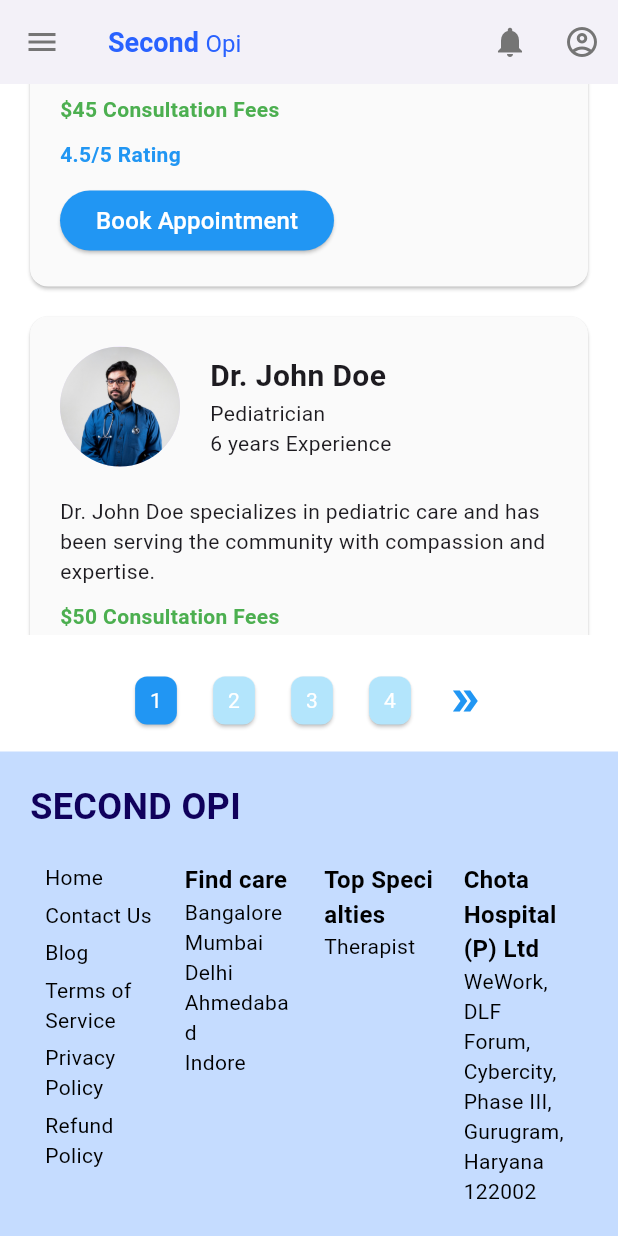
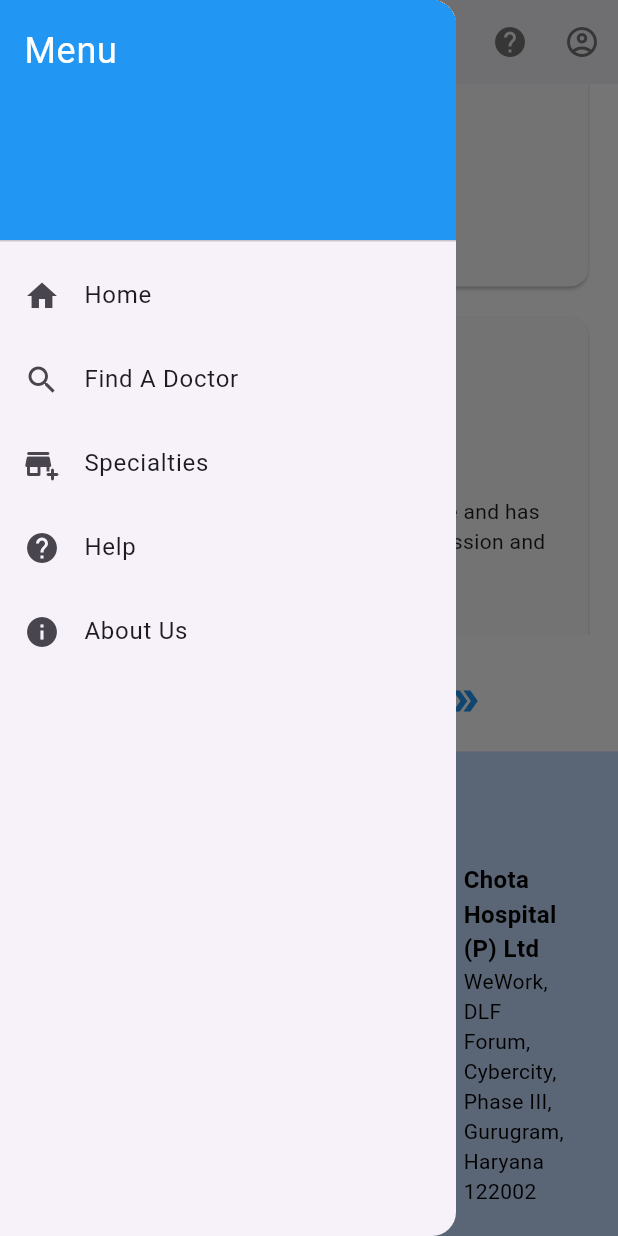
Before and after one commit to ramah666/Flutter-Project, a Flutter app: the screen it shows after launch, scrolled down 321 dp, after a tap on the "menu" icon, after a tap on the "notifications" icon, on a phone screen of 412 x 824 dp. Run offline on Flutter 3.47's test engine with Material 3 defaults, Android fonts, the light colour scheme and no system bars; our stand-ins replace flutter_svg; Roboto replaces fonts that are missing (Aclonica).

Commit message:
Added about Us page and Help Page

```diff
--- a/lib/main.dart
+++ b/lib/main.dart
@@ -2,25 +2,21 @@ import 'package:flutter/material.dart';
 import 'package:flutter_svg/flutter_svg.dart';
 import 'package:secondopi/pages/find_doctor.dart';
 import 'package:secondopi/pages/Specialties.dart';
+import 'package:secondopi/pages/about_us.dart';
+import 'package:secondopi/pages/help.dart'; // Ensure this path is correct
+import 'package:secondopi/pages/specialties.dart';
 
-
-
-void main() {
-  runApp(MyApp());
+void main(){
+  runApp(const MyApp());
 }
-
 class MyApp extends StatelessWidget {
   const MyApp({super.key});
 
-  // This widget is the root of your application.
   @override
   Widget build(BuildContext context) {
     return const MaterialApp(
-      debugShowCheckedModeBanner: false, //To Disable Debug
-
-      home: FindDoctor(),
-
+      debugShowCheckedModeBanner: false, // To Disable Debug Banner
+      home: FindDoctor(), // Set HelpPage as the home widget
     );
-
   }
 }
--- a/lib/pages/Specialties.dart
+++ b/lib/pages/Specialties.dart
@@ -4,9 +4,6 @@ import 'package:secondopi/pages/SpecialtiesImages.dart';
 import 'package:secondopi/pages/footer.dart';
 import 'package:secondopi/pages/find_doctor.dart';
 
-void main() {
-  runApp(Specialties());
-}
 
 class Specialties extends StatelessWidget {
   const Specialties({super.key});
--- a/lib/pages/find_doctor.dart
+++ b/lib/pages/find_doctor.dart
@@ -1,13 +1,14 @@
 import 'package:flutter/material.dart';
 import 'package:secondopi/pages/footer.dart';
 import 'package:secondopi/pages/Specialties.dart';
-void main() {
-  runApp(FindDoctor());
-}
+import 'package:secondopi/pages/about_us.dart';
+import 'package:secondopi/pages/upper_bar.dart';
+import 'package:secondopi/pages/help.dart';
+import 'package:secondopi/pages/HomePage.dart';
+
 
 class FindDoctor extends StatelessWidget {
-  const FindDoctor({Key? key}) : super(key: key);
-
+      const FindDoctor({ super.key});
   @override
   Widget build(BuildContext context) {
     return MaterialApp(
@@ -45,7 +46,7 @@ class _MyHomePageState extends State<MyHomePage> {
   @override
   Widget build(BuildContext context) {
     return Scaffold(
-      appBar: buildAppBar(),
+      appBar: UpperBar(),
       drawer: buildDrawer(context),
       backgroundColor: Colors.white,
       body: SingleChildScrollView(
@@ -80,50 +81,7 @@ class _MyHomePageState extends State<MyHomePage> {
     );
   }
 
-  AppBar buildAppBar() {
-    return AppBar(
-      backgroundColor: Colors.white,
-      leading: Builder(
-        builder: (context) => IconButton(
-          icon: Icon(Icons.menu, color: Colors.grey[600]),
-          onPressed: () => Scaffold.of(context).openDrawer(),
-        ),
-      ),
-      title: RichText(
-        text: TextSpan(
-          style: TextStyle(
-            color: Colors.blueAccent[700],
-            fontSize: 18,
-          ),
-          children: [
-            TextSpan(
-              text: 'Second ',
-              style: TextStyle(
-                fontWeight: FontWeight.bold,
-              ),
-            ),
-            TextSpan(
-              text: 'Opi',
-              style: TextStyle(
-                fontSize: 16,
-              ),
-            ),
-          ],
-        ),
-      ),
-      centerTitle: false,
-      actions: [
-        IconButton(
-          icon: Icon(Icons.notifications, color: Colors.grey[600]),
-          onPressed: () {},
-        ),
-        IconButton(
-          icon: Icon(Icons.account_circle_outlined, color: Colors.grey[600]),
-          onPressed: () {},
-        ),
-      ],
-    );
-  }
+
 
   Drawer buildDrawer(BuildContext context) {
     return Drawer(
@@ -164,6 +122,13 @@ class _MyHomePageState extends State<MyHomePage> {
             Navigator.push(
               context,
               MaterialPageRoute(builder: (context) => HelpPage()),
+            );
+          }),
+
+          buildDrawerItem(Icons.info, 'About Us', () {
+            Navigator.push(
+              context,
+              MaterialPageRoute(builder: (context) => AboutUs()),
             );
           }),
         ],
--- /dev/null
+++ b/lib/pages/upper_bar.dart
@@ -0,0 +1,65 @@
+import 'package:flutter/material.dart';
+import 'package:secondopi/pages/help.dart';
+
+class UpperBar extends StatelessWidget implements PreferredSizeWidget {
+  @override
+  Widget build(BuildContext context) {
+    return AppBar(
+      backgroundColor: Colors.white,
+      leading: Builder(
+        builder: (context) => IconButton(
+          icon: Icon(Icons.menu, color: Colors.grey[600]),
+          onPressed: () => Scaffold.of(context).openDrawer(),
+        ),
+      ),
+      title: RichText(
+        text: TextSpan(
+          style: TextStyle(
+            color: Colors.blueAccent[700],
+            fontSize: 18,
+          ),
+          children: [
+            TextSpan(
+              text: 'Second ',
+              style: TextStyle(
+                fontWeight: FontWeight.bold,
+              ),
+            ),
+            TextSpan(
+              text: 'Opi',
+              style: TextStyle(
+                fontSize: 16,
+              ),
+            ),
+          ],
+        ),
+      ),
+      centerTitle: false,
+      actions: [
+        IconButton(
+          icon: Icon(Icons.notifications, color: Colors.grey[600]),
+          onPressed: () {},
+        ),
+
+        IconButton(
+          icon: Icon(Icons.help, color: Colors.grey[600]),
+          onPressed: () {
+            Navigator.push(
+              context,
+              MaterialPageRoute(builder: (context) => HelpPage()),
+            );
+          },
+        ),
+        IconButton(
+          icon: Icon(Icons.account_circle_outlined, color: Colors.grey[600]),
+          onPressed: () {
+
+          },
+        ),
+      ],
+    );
+  }
+
+  @override
+  Size get preferredSize => Size.fromHeight(kToolbarHeight);
+}
```
Also changed, not shown: lib/pages/about_us.dart (added, +286 -0 lines), lib/pages/help.dart (added, +17 -0 lines), assets/icons/blueberry-pancake.svg (deleted), assets/icons/canai-bread.svg (deleted), assets/icons/honey-pancakes.svg (deleted), assets/icons/orange-snacks.svg (deleted), assets/icons/pancakes.svg (deleted), assets/icons/pie.svg (deleted), assets/icons/plate.svg (deleted), assets/icons/salmon-nigiri.svg (deleted), lib/pages/HomePage.dart (added).
